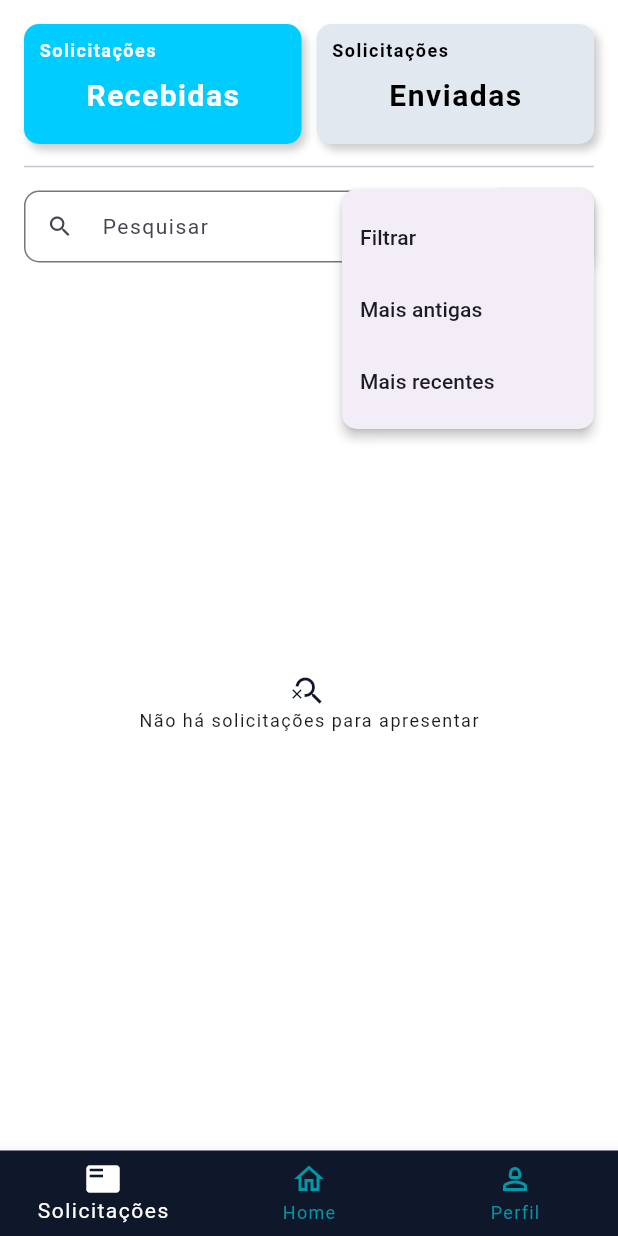
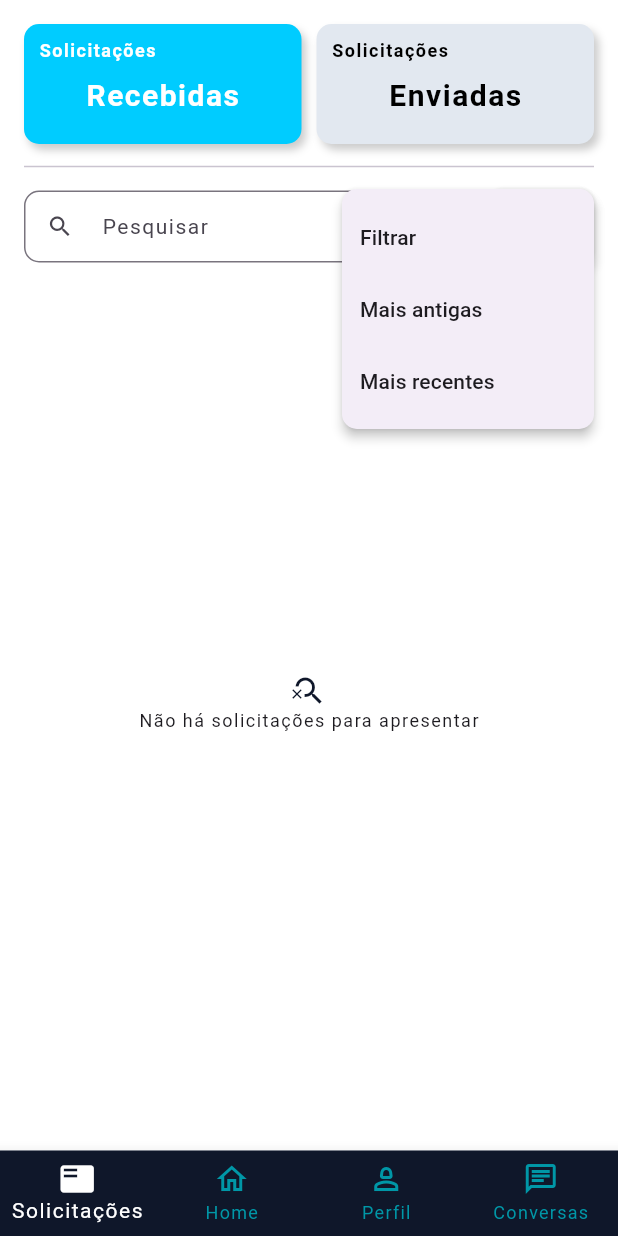
Before and after one commit to MarcosAlbrecht/law-order-app-flutter, a Flutter app: the BaseScreen screen opened by its route, after a tap on an icon or button, on a phone screen of 412 x 824 dp. Run offline on Flutter 3.47's test engine with Material 3 defaults, Android fonts, the phone set to English and light mode, and no system bars; our stand-ins replace cached_network_image, datetime_picker_formfield_new, dio, flutter_image_compress, flutter_rating_bar, fluttericon and 9 more; missing offline and left inert: dart:ffi, flutter_custom_tabs; accounts and stored records are empty; network calls fail.

```diff
--- a/lib/src/pages/base/base_screen.dart
+++ b/lib/src/pages/base/base_screen.dart
@@ -23,10 +23,11 @@ class _BaseScreenState extends State<BaseScreen> {
       body: PageView(
         physics: const NeverScrollableScrollPhysics(),
         controller: navigationController.pageController,
-        children: const [
+        children: [
           RequestTab(),
           HomeTab(),
           ProfileTab(),
+          Container(),
         ],
       ),
       bottomNavigationBar: Obx(
@@ -58,6 +59,12 @@ class _BaseScreenState extends State<BaseScreen> {
                   : const Icon(Icons.person_2),
               label: 'Perfil',
             ),
+            BottomNavigationBarItem(
+              icon: navigationController.currentIndex != 3
+                  ? const Icon(Icons.chat_outlined)
+                  : const Icon(Icons.person_2),
+              label: 'Conversas',
+            ),
           ],
         ),
       ),
--- a/lib/src/pages/home/controller/home_controller.dart
+++ b/lib/src/pages/home/controller/home_controller.dart
@@ -91,6 +91,7 @@ class HomeController extends GetxController {
 
   Future<void> handleFollow(
       {required FollowsModel? follow, required UserModel user}) async {
+    setLoading(true, isUser: true);
     if (follow == null) {
       //adicionar follow
       await homeRepository.setFollow(userId: user.id!);
@@ -100,6 +101,7 @@ class HomeController extends GetxController {
       await homeRepository.setUnFollow(userId: user.id!);
       follows.removeWhere((follow) => follow.followedId == user.id);
     }
+    setLoading(false, isUser: true);
   }
 
   void loadMoreProducts() {
--- a/lib/src/pages/profile/view/profile_tab.dart
+++ b/lib/src/pages/profile/view/profile_tab.dart
@@ -23,7 +23,7 @@ class _ProfileTabState extends State<ProfileTab> {
       child: Container(
         height: size.height,
         width: size.width,
-        color: CustomColors.backgroudCard,
+        color: CustomColors.white,
         child: GetBuilder<ProfileController>(
           builder: (controller) {
             return Column(
@@ -81,8 +81,8 @@ class _ProfileTabState extends State<ProfileTab> {
                         Text(
                           '${controller.authController.user.firstName} ${controller.authController.user.lastName}',
                           style: TextStyle(
-                              color: CustomColors.black,
-                              fontWeight: FontWeight.normal,
+                              color: CustomColors.blueDark2Color,
+                              fontWeight: FontWeight.bold,
                               fontSize: CustomFontSizes.fontSize22),
                         ),
                         const Divider(
@@ -103,13 +103,13 @@ class _ProfileTabState extends State<ProfileTab> {
                   child: Padding(
                     padding: const EdgeInsets.symmetric(horizontal: 0),
                     child: Container(
-                      decoration: BoxDecoration(
-                        borderRadius: const BorderRadius.only(
-                          topLeft: Radius.circular(30),
-                          topRight: Radius.circular(30),
-                        ),
-                        color: CustomColors.white,
-                      ),
+                      // decoration: BoxDecoration(
+                      //   borderRadius: const BorderRadius.only(
+                      //     topLeft: Radius.circular(30),
+                      //     topRight: Radius.circular(30),
+                      //   ),
+                      //   color: CustomColors.white,
+                      // ),
                       child: Padding(
                         padding: const EdgeInsets.all(16.0),
                         child: SingleChildScrollView(
@@ -176,6 +176,21 @@ class _ProfileTabState extends State<ProfileTab> {
                               OptionInfo(
                                 text: " Sair",
                                 icon: Icons.power_settings_new_outlined,
+                                onTap: () async {
+                                  final bool result =
+                                      await showLogoutfirmation(context);
+                                  if (result) {
+                                    controller.authController.logout();
+                                  }
+                                },
+                              ),
+                              const Divider(
+                                height: 5,
+                                color: Colors.transparent,
+                              ),
+                              OptionInfo(
+                                text: " Excluir Conta",
+                                icon: Icons.delete_forever_outlined,
                                 onTap: () async {
                                   final bool result =
                                       await showLogoutfirmation(context);
--- a/lib/src/pages/requests/view/request_manager_screen.dart
+++ b/lib/src/pages/requests/view/request_manager_screen.dart
@@ -489,7 +489,7 @@ class _ActionsUser extends StatelessWidget {
           List<Widget> actionWidgets = [];
 
           //verifica o tipo de usuário pra montar o botao de chat
-          String? labelButton = 'Conversar com o provedor';
+          String? labelButton = 'Conversar com o prestador';
 
           switch (controller.selectedRequest?.status) {
             case 'WAITING_PROVIDER_ACCEPT':
```
Also changed, not shown: lib/src/pages/profile_view/controller/service_request_controller.dart (+7 -0 lines), lib/src/pages/requests/view/avaliation_screen.dart (added, +46 -0 lines).
